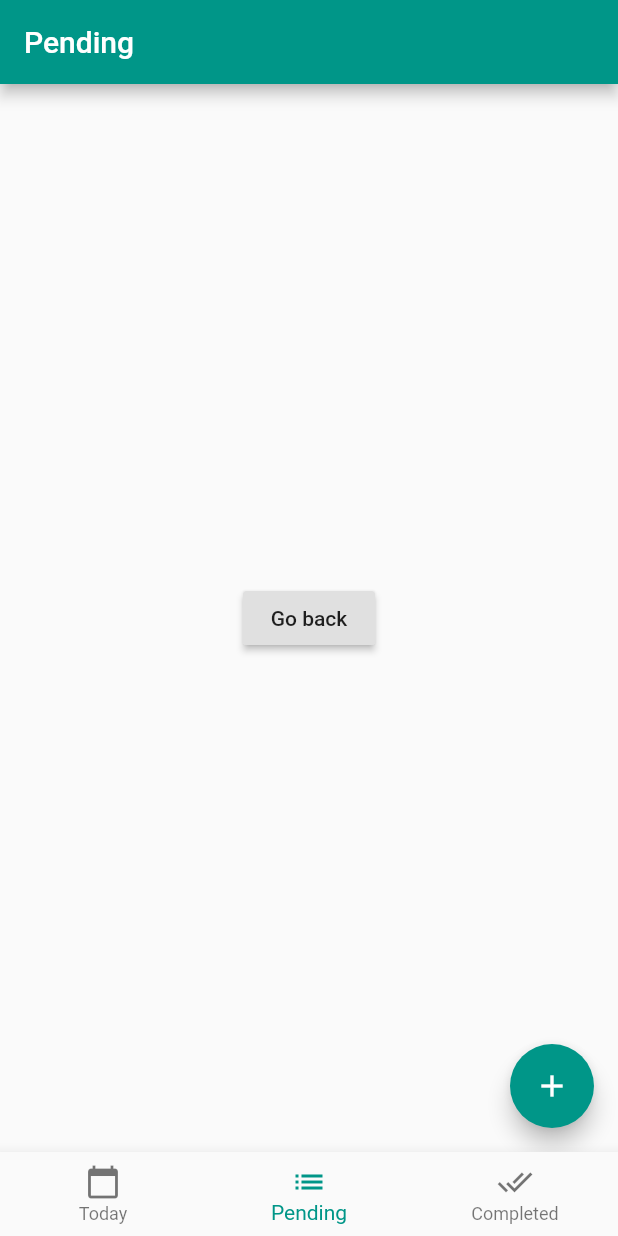
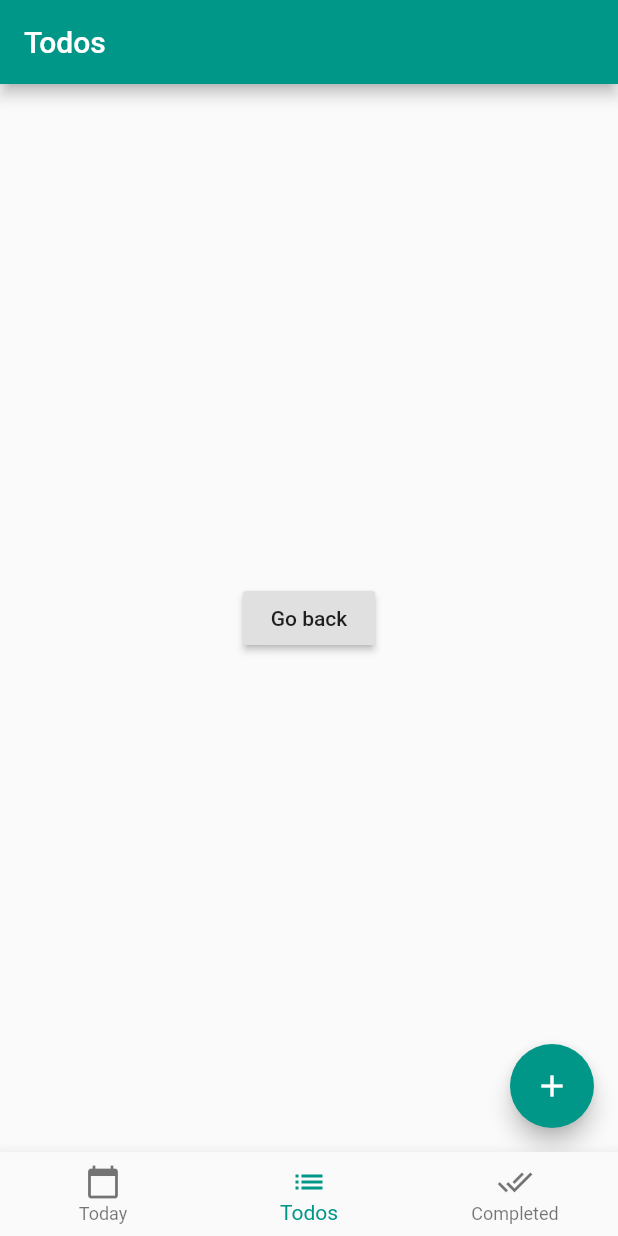
Before and after one commit to Olunuga/flutter-todo, a Flutter app: the screen it shows after launch, item 2 of the bottom bar chosen, on a phone screen of 412 x 824 dp. Run offline on Flutter 3.47's test engine with Material 2 defaults, Android fonts, the phone set to English and light mode, and no system bars.

Commit message:
Modify pending to todo

```diff
--- a/lib/main.dart
+++ b/lib/main.dart
@@ -60,7 +60,8 @@ class _MyHomePageState extends State<MyHomePage> {
           items: <BottomNavigationBarItem>[
             BottomNavigationBarItem(icon: Icon(Icons.calendar_today), title: Text
               ('Today')),
-            BottomNavigationBarItem(icon: Icon(Icons.list), title: Text('Pending')),
+            BottomNavigationBarItem(icon: Icon(Icons.list), title: Text
+              ('Todos')),
             BottomNavigationBarItem(icon: Icon(Icons.done_all), title: Text('Completed'))
           ],
         currentIndex: _selectedIndex,
@@ -75,7 +76,7 @@ class PendingPage extends StatelessWidget {
   @override
   Widget build(BuildContext context) {
     return Scaffold(appBar: AppBar(
-      title: Text('Pending'),
+      title: Text('Todos'),
     ),
       body: Center(
         child: RaisedButton(
```
